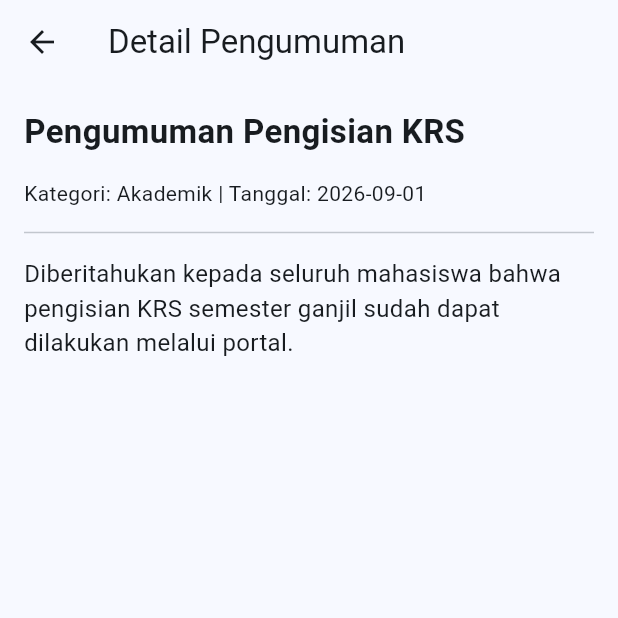
After one commit to alvincandrawinata32-code/mobile1, a Flutter app: the AnnouncementDetailScreen screen opened directly with sample values from the repository, on a phone screen of 412 x 824 dp, the top half of it. The commit adds this screen. Run offline on Flutter 3.47's test engine with Material 3 defaults, Android fonts, the phone set to English and light mode, and no system bars; our stand-ins replace flutter_riverpod; network calls fail.

Commit message:
modul 04

```diff
--- /dev/null
+++ b/lib/modul_04/models/announcement.dart
@@ -0,0 +1,58 @@
+class Announcement {
+  final int id;
+  final String title;
+  final String content;
+  final String author;
+  final String category;
+  final String date;
+  final int readCount;
+
+  const Announcement({
+    required this.id,
+    required this.title,
+    required this.content,
+    required this.author,
+    required this.category,
+    required this.date,
+    required this.readCount,
+  });
+
+  // Tepat seperti yang ada di modul Anda
+  factory Announcement.fromJson(Map<String, dynamic> json) {
+    return Announcement(
+      id: json['id'] is int
+          ? json['id'] as int
+          : int.tryParse(json['id'].toString()) ?? 0,
+      title: json['title'] as String? ?? 'Tanpa Judul',
+      content: json['content'] as String? ?? json['body'] as String? ?? '',
+      author: json['author'] as String? ?? 'Admin Jurusan',
+      category: json['category'] as String? ?? 'Akademik',
+      date: json['date'] as String? ?? '2026-09-01',
+      readCount: json['readCount'] is int ? json['readCount'] as int : 0,
+    );
+  }
+
+  // Data tiruan untuk kModeSimulasi
+  static List<Announcement> getSampleAnnouncements() {
+    return const [
+      Announcement(
+        id: 1,
+        title: 'Pengumuman Pengisian KRS',
+        content: 'Diberitahukan kepada seluruh mahasiswa bahwa pengisian KRS semester ganjil sudah dapat dilakukan melalui portal.',
+        author: 'Admin Jurusan',
+        category: 'Akademik',
+        date: '2026-09-01',
+        readCount: 120,
+      ),
+      Announcement(
+        id: 2,
+        title: 'Lomba Pemrograman Nasional',
+        content: 'Ayo daftarkan tim terbaikmu di kompetisi hackathon nasional.',
+        author: 'Kemahasiswaan',
+        category: 'Prestasi',
+        date: '2026-09-05',
+        readCount: 75,
+      ),
+    ];
+  }
+}
--- /dev/null
+++ b/lib/modul_04/modul_04_app.dart
@@ -0,0 +1,26 @@
+import 'package:flutter/material.dart';
+
+import 'screens/announcement_list_screen.dart';
+import 'services/announcement_api.dart';
+
+/// `true` bila dijalankan dengan `--dart-define=SIMULASI=true`.
+const bool kModeSimulasi = bool.fromEnvironment('SIMULASI');
+
+class Modul04App extends StatelessWidget {
+  const Modul04App({super.key});
+
+  @override
+  Widget build(BuildContext context) {
+    return MaterialApp(
+      debugShowCheckedModeBanner: false,
+      title: 'Modul 04 — Future & REST API Dasar',
+      theme: ThemeData(
+        colorScheme: ColorScheme.fromSeed(seedColor: const Color(0xFF0284C7)),
+        useMaterial3: true,
+      ),
+      home: AnnouncementListScreen(
+        api: AnnouncementApi(modeSimulasi: kModeSimulasi),
+      ),
+    );
+  }
+}
--- /dev/null
+++ b/lib/modul_04/screens/announcement_detail_screen.dart
@@ -0,0 +1,31 @@
+import 'package:flutter/material.dart';
+import '../models/announcement.dart';
+
+class AnnouncementDetailScreen extends StatelessWidget {
+  const AnnouncementDetailScreen({super.key, required this.announcement});
+
+  final Announcement announcement;
+
+  @override
+  Widget build(BuildContext context) {
+    return Scaffold(
+      appBar: AppBar(title: const Text('Detail Pengumuman')),
+      body: SingleChildScrollView(
+        padding: const EdgeInsets.all(16.0),
+        child: Column(
+          crossAxisAlignment: CrossAxisAlignment.start,
+          children: <Widget>[
+            Text(
+              announcement.title,
+              style: const TextStyle(fontSize: 22, fontWeight: FontWeight.bold),
+            ),
+            const SizedBox(height: 16),
+            Text('Kategori: ${announcement.category} | Tanggal: ${announcement.date}'),
+            const Divider(height: 32),
+            Text(announcement.content, style: const TextStyle(fontSize: 16)),
+          ],
+        ),
+      ),
+    );
+  }
+}
--- /dev/null
+++ b/lib/modul_04/services/announcement_api.dart
@@ -0,0 +1,88 @@
+import 'dart:async';
+import 'dart:convert';
+
+import 'package:http/http.dart' as http;
+
+import '../models/announcement.dart';
+
+class AnnouncementApi {
+  AnnouncementApi({http.Client? client, this.modeSimulasi = false})
+      : _client = client ?? http.Client(),
+        _milikSendiri = client == null;
+
+  final http.Client _client;
+  final bool _milikSendiri;
+
+  /// `true`  → data lokal yang sengaja ditunda 1 detik (uji konsep).
+  /// `false` → request HTTP GET sungguhan.
+  final bool modeSimulasi;
+
+  static const String baseUrl = 'https://jsonplaceholder.typicode.com';
+  static const Duration batasWaktu = Duration(seconds: 10);
+
+  static const List<String> daftarKategori = <String>[
+    'Akademik',
+    'Beasiswa',
+    'Kegiatan',
+    'Prestasi',
+  ];
+
+  Future<List<Announcement>> ambilPengumuman() async {
+    // ── Mode simulasi: tidak menyentuh jaringan sama sekali ──────────────
+    if (modeSimulasi) {
+      await Future<void>.delayed(const Duration(seconds: 1));
+      return Announcement.getSampleAnnouncements();
+    }
+
+    // ── Mode nyata: satu request HTTP GET ───────────────────────────────
+    final http.Response response;
+    try {
+      response = await _client
+          .get(Uri.parse('$baseUrl/posts?_limit=10'))
+          .timeout(batasWaktu);
+    } on TimeoutException {
+      throw Exception(
+        'Koneksi ke server timeout. Periksa sambungan internet Anda.',
+      );
+    } on http.ClientException {
+      throw Exception(
+        'Gagal terhubung ke server. Periksa koneksi data atau Wi-Fi Anda.',
+      );
+    }
+
+    if (response.statusCode != 200) {
+      throw Exception('Server merespons dengan status ${response.statusCode}.');
+    }
+
+    final List<dynamic> baris;
+    try {
+      baris = jsonDecode(response.body) as List<dynamic>;
+    } on FormatException {
+      throw Exception('Respons server bukan JSON yang valid.');
+    }
+
+    return List<Announcement>.generate(
+      baris.length,
+      (int i) {
+        final Map<String, dynamic> mentah = baris[i] as Map<String, dynamic>;
+
+        // jsonplaceholder hanya menyediakan `id`, `title`, dan `body`.
+        // Empat field sisanya kita lengkapi agar model tetap utuh.
+        return Announcement.fromJson(<String, dynamic>{
+          'id': mentah['id'],
+          'title': mentah['title'],
+          'content': mentah['body'],
+          'author': 'Bagian Akademik Poliwangi',
+          'category': daftarKategori[i % daftarKategori.length],
+          'date': '2026-09-${(i % 28 + 1).toString().padLeft(2, '0')}',
+          'readCount': (i + 1) * 37,
+        });
+      },
+      growable: false,
+    );
+  }
+
+  void tutup() {
+    if (_milikSendiri) _client.close();
+  }
+}
--- a/pubspec.yaml
+++ b/pubspec.yaml
@@ -36,6 +36,8 @@ dependencies:
   cupertino_icons: ^1.0.8
   go_router: ^18.0.1
   flutter_riverpod: ^3.4.3
+  dio: ^5.11.1
+  http: ^1.6.0
 
 dev_dependencies:
   flutter_test:
```
Also changed, not shown: lib/main.dart (+30 -0 lines), lib/modul_04/screens/announcement_list_screen.dart (added, +186 -0 lines), lib/modul_04/widgets/announcement_card.dart (added, +67 -0 lines), pubspec.lock.
